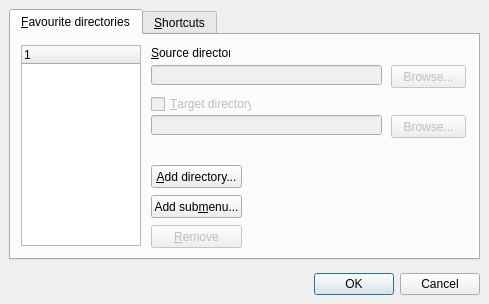
Before: the Qt Designer form OptionsDialog.ui in martin-kudlicka/file-commander, drawn with Qt 5.
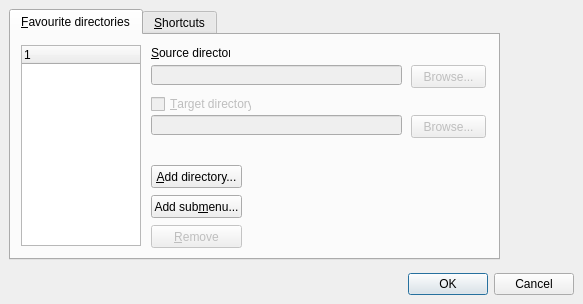
After: the same form once the commit is applied. The open tabs and pages were chosen to show the change.

The edit to the form file:
```diff
--- a/OptionsDialog.ui
+++ b/OptionsDialog.ui
@@ -5,7 +5,7 @@
    <rect>
     <x>0</x>
     <y>0</y>
-    <width>489</width>
+    <width>583</width>
     <height>304</height>
    </rect>
   </property>
@@ -1254,7 +1254,7 @@
           <rect>
            <x>0</x>
            <y>0</y>
-           <width>471</width>
+           <width>491</width>
            <height>251</height>
           </rect>
          </property>
@@ -1355,7 +1355,7 @@
            </property>
            <property name="geometry" >
             <rect>
-             <x>380</x>
+             <x>400</x>
              <y>30</y>
              <width>75</width>
              <height>23</height>
@@ -1365,39 +1365,13 @@
             <string>Browse...</string>
            </property>
           </widget>
-          <widget class="QLineEdit" name="qleFavouriteSource" >
-           <property name="enabled" >
-            <bool>false</bool>
-           </property>
-           <property name="geometry" >
-            <rect>
-             <x>140</x>
-             <y>30</y>
-             <width>231</width>
-             <height>20</height>
-            </rect>
-           </property>
-          </widget>
-          <widget class="QLineEdit" name="qleFavouriteTarget" >
-           <property name="enabled" >
-            <bool>false</bool>
-           </property>
-           <property name="geometry" >
-            <rect>
-             <x>140</x>
-             <y>80</y>
-             <width>231</width>
-             <height>20</height>
-            </rect>
-           </property>
-          </widget>
           <widget class="QPushButton" name="qpbFavouriteTargetBrowse" >
            <property name="enabled" >
             <bool>false</bool>
            </property>
            <property name="geometry" >
             <rect>
-             <x>380</x>
+             <x>400</x>
              <y>80</y>
              <width>75</width>
              <height>23</height>
@@ -1407,6 +1381,32 @@
             <string>Browse...</string>
            </property>
           </widget>
+          <widget class="QLineEdit" name="qleFavouriteTarget" >
+           <property name="enabled" >
+            <bool>false</bool>
+           </property>
+           <property name="geometry" >
+            <rect>
+             <x>140</x>
+             <y>80</y>
+             <width>251</width>
+             <height>20</height>
+            </rect>
+           </property>
+          </widget>
+          <widget class="QLineEdit" name="qleFavouriteSource" >
+           <property name="enabled" >
+            <bool>false</bool>
+           </property>
+           <property name="geometry" >
+            <rect>
+             <x>140</x>
+             <y>30</y>
+             <width>251</width>
+             <height>20</height>
+            </rect>
+           </property>
+          </widget>
          </widget>
          <widget class="QWidget" name="tab_7" >
           <attribute name="title" >
```
Left out of the diff: 300 changed lines with no effect on the pictures.
